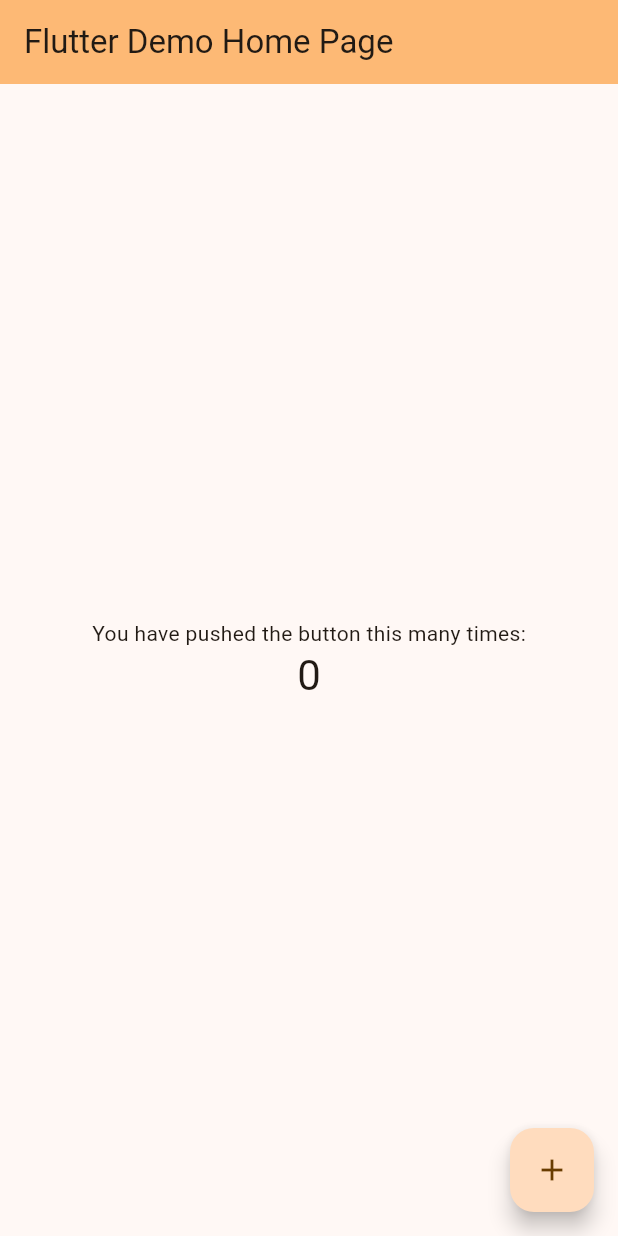
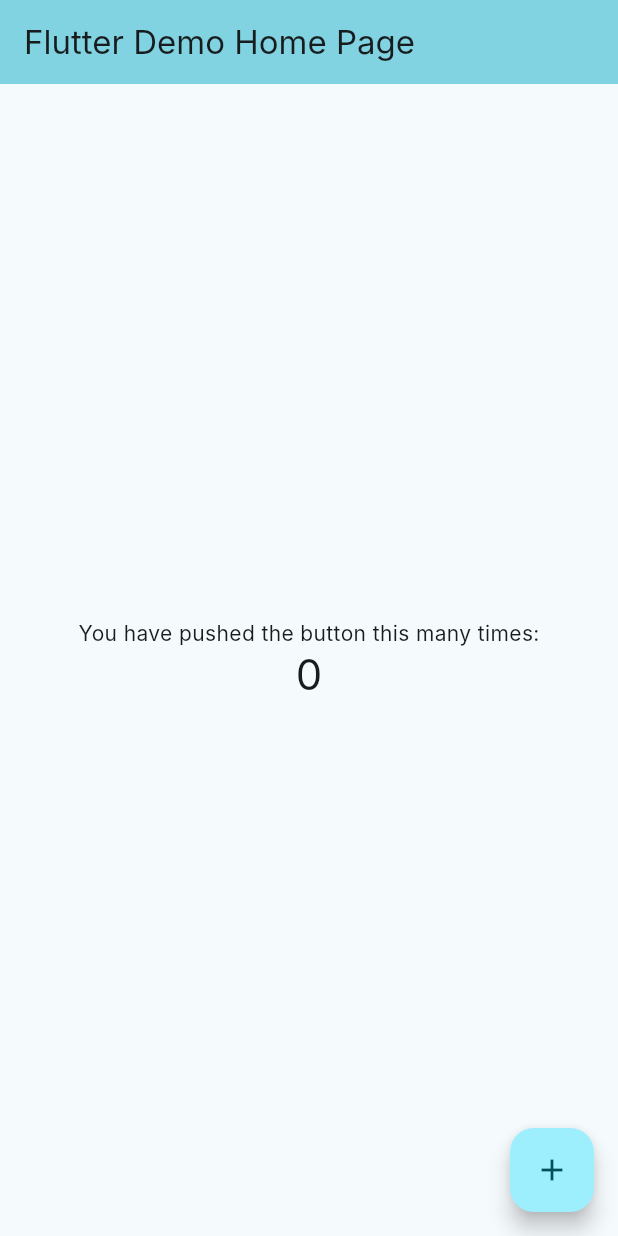
Before and after one commit to Kaizaro/stocks-mobile-app, a Flutter app: the screen it shows after launch, on a phone screen of 412 x 824 dp. Run offline on Flutter 3.47's test engine with Material 3 defaults, Android fonts, the phone set to English and light mode, and no system bars; Roboto replaces fonts that are missing (Inter).

Commit message:
create hexToColor func

```diff
--- /dev/null
+++ b/lib/app/helpers/convert_colors.dart
@@ -0,0 +1,18 @@
+import 'dart:ui';
+
+// Color hexToColorFromCopilot(String hexColor) {
+//   hexColor = hexColor.replaceAll("#", "");
+//   if (hexColor.length == 6) {
+//     hexColor = 'FF' "FF" + hexColor;
+//   }
+//   int colorValue = int.parse(hexColor, radix: 16);
+//   return Color(colorValue);
+// }
+
+Color hexToColor(String hexColor) {
+  return Color(int.parse(hexColor.substring(1, 7), radix: 16) + 0xFF000000);
+}
+
+Color hexToColorWithTransparency(String hexColor) {
+  return Color(int.parse(hexColor.substring(1, 7), radix: 16) + 0x80000000);
+}
--- /dev/null
+++ b/lib/app/helpers/helpers.dart
@@ -0,0 +1 @@
+export 'convert_colors.dart';
--- a/lib/app/theme/colors.dart
+++ b/lib/app/theme/colors.dart
@@ -1,35 +1,39 @@
-class Color {
-  static const white = '#FFFFFF';
-  static const black = '#000000';
-  static const coloredTealAccent = '#4AAABA';
-  static const coloredTealDark = '#297E8F';
-  static const coloredTealLight = '#E1F6FA';
-  static const coloredGreen = '#A2E054';
-  static const coloredGreenLight = '#F1FAE5';
-  static const coloredBlue = '#44A1DD';
-  static const coloredBlueLight = '#F1FAE5';
-  static const coloredOrange = '#FA8E51';
-  static const coloredOrangeLight = '#FFEDE0';
-  static const coloredPurple = '#A093FC';
-  static const coloredPurpleLight = '#F1EFFF';
-  static const coloredDarkPurple = '#746FDE';
-  static const coloredDarkBlue = '#2E71B4';
-  static const coloredDarkBlueLight = '#E9F1FA';
-  static const statusGreen = '#53C788';
-  static const statusGreenLight = '#EAF8F1';
-  static const statusRed = '#FB6768';
-  static const statusRedLight = '#FFEFEF';
-  static const statusYellow = '#F4C958';
-  static const statusYellowDark = '#E2B02B';
-  static const statusYellowLight = '#FEF8E8';
-  static const monochromeBlackPrimary = '#48535E';
-  static const monochromeBlackLight = '#5B656E';
-  static const monochromeGray1 = '#868686';
-  static const monochromeGray2 = '#C4C4C4';
-  static const monochromeGray3 = '#C3C7CE';
-  static const monochromeBackground = '#F3F5F6';
-  static const monochromeWhite = '#FFFFFF';
-  static const textBlack = '#343E48';
-  static const textSecondary = '##868686';
-  static const textWhite = '#FFFFFF';
+import 'dart:ui';
+
+import 'package:stocks_app/app/helpers/convert_colors.dart';
+
+class AppColors {
+  static Color white = hexToColor('#FFFFFF');
+  static Color black = hexToColor('#000000');
+  static Color coloredTealAccent = hexToColor('#4AAABA');
+  static Color coloredTealDark = hexToColor('#297E8F');
+  static Color coloredTealLight = hexToColor('#E1F6FA');
+  static Color coloredGreen = hexToColor('#A2E054');
+  static Color coloredGreenLight = hexToColor('#F1FAE5');
+  static Color coloredBlue = hexToColor('#44A1DD');
+  static Color coloredBlueLight = hexToColor('#F1FAE5');
+  static Color coloredOrange = hexToColor('#FA8E51');
+  static Color coloredOrangeLight = hexToColor('#FFEDE0');
+  static Color coloredPurple = hexToColor('#A093FC');
+  static Color coloredPurpleLight = hexToColor('#F1EFFF');
+  static Color coloredDarkPurple = hexToColor('#746FDE');
+  static Color coloredDarkBlue = hexToColor('#2E71B4');
+  static Color coloredDarkBlueLight = hexToColor('#E9F1FA');
+  static Color statusGreen = hexToColor('#53C788');
+  static Color statusGreenLight = hexToColor('#EAF8F1');
+  static Color statusRed = hexToColor('#FB6768');
+  static Color statusRedLight = hexToColor('#FFEFEF');
+  static Color statusYellow = hexToColor('#F4C958');
+  static Color statusYellowDark = hexToColor('#E2B02B');
+  static Color statusYellowLight = hexToColor('#FEF8E8');
+  static Color monochromeBlackPrimary = hexToColor('#48535E');
+  static Color monochromeBlackLight = hexToColor('#5B656E');
+  static Color monochromeGray1 = hexToColor('#868686');
+  static Color monochromeGray2 = hexToColor('#C4C4C4');
+  static Color monochromeGray3 = hexToColor('#C3C7CE');
+  static Color monochromeBackground = hexToColor('#F3F5F6');
+  static Color monochromeWhite = hexToColor('#FFFFFF');
+  static Color textBlack = hexToColor('#343E48');
+  static Color textSecondary = hexToColor('##868686');
+  static Color textWhite = hexToColor('#FFFFFF');
 }
--- /dev/null
+++ b/lib/app/theme/theme.dart
@@ -0,0 +1 @@
+export 'colors.dart';
--- a/lib/main.dart
+++ b/lib/main.dart
@@ -1,4 +1,5 @@
 import 'package:flutter/material.dart';
+import 'package:stocks_app/app/theme/theme.dart';
 
 void main() {
   runApp(const MyApp());
@@ -28,7 +29,8 @@ class MyApp extends StatelessWidget {
         //
         // This works for code too, not just values: Most code changes can be
         // tested with just a hot reload.
-        colorScheme: ColorScheme.fromSeed(seedColor: Colors.orange),
+        colorScheme: ColorScheme.fromSeed(seedColor: AppColors.coloredTealAccent),
+        fontFamily: 'Inter',
         useMaterial3: true,
       ),
       home: const MyHomePage(title: 'Flutter Demo Home Page'),
```
